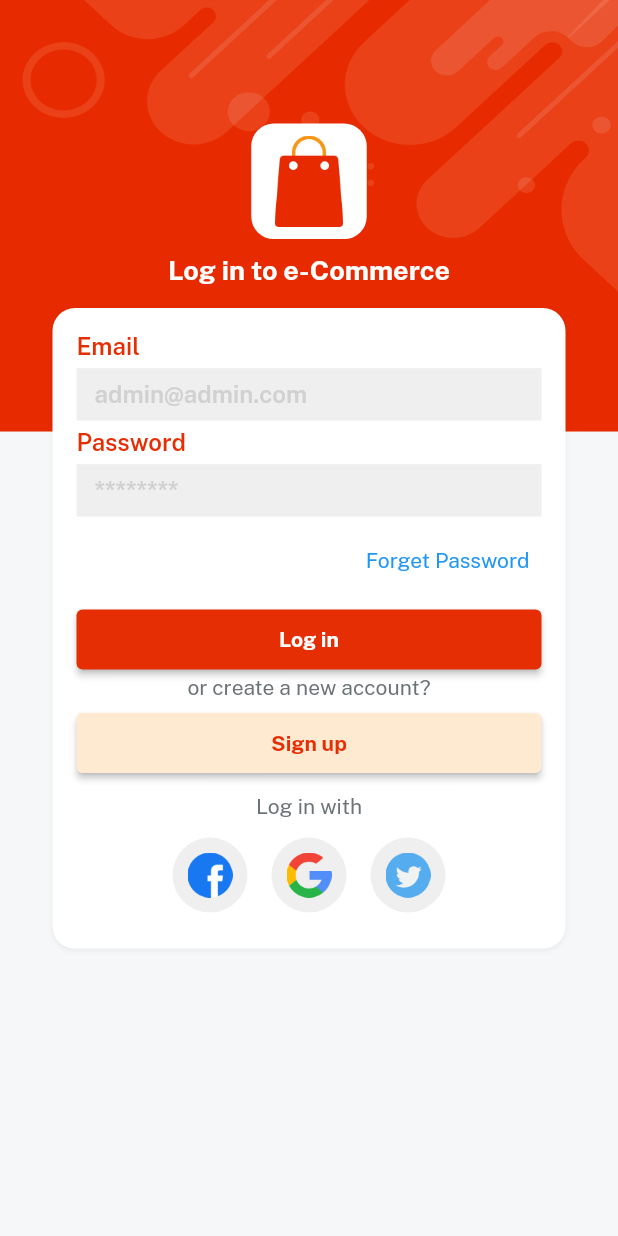
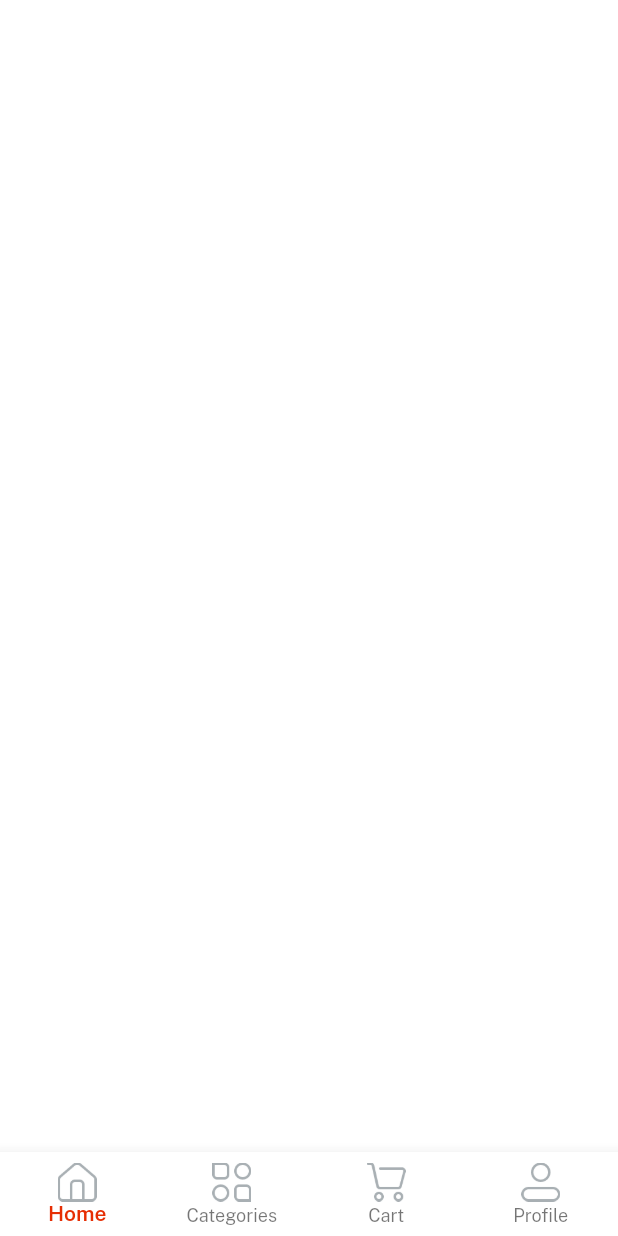
Before and after one commit to Aadi61/e_commerce_app, a Flutter app: the screen it shows after launch, after a tap on "Log in", on a phone screen of 412 x 824 dp. Run offline on Flutter 3.47's test engine with Material 2 defaults, Android fonts, the phone set to English and light mode, and no system bars; our stand-ins replace get, velocity_x.

Commit message:
some ui additions

```diff
--- /dev/null
+++ b/lib/controllers/home_screen_controller.dart
@@ -0,0 +1,6 @@
+import 'package:get/get.dart';
+
+class HomeScreenController extends GetxController{
+  var navIndex= 0.obs;
+
+}
--- a/lib/screens/auth_screen/login_screen.dart
+++ b/lib/screens/auth_screen/login_screen.dart
@@ -1,5 +1,6 @@
 import 'package:e_commerce/consts/consts.dart';
 import 'package:e_commerce/screens/auth_screen/signup_screen.dart';
+import 'package:e_commerce/screens/home_screen/home_screen.dart';
 import 'package:e_commerce/widgets/bg_widget.dart';
 import 'package:e_commerce/widgets/custom_textfield.dart';
 import 'package:e_commerce/widgets/logo_widget.dart';
@@ -32,7 +33,9 @@ class LoginScreen extends StatelessWidget {
                     alignment: Alignment.centerRight,
                     child: TextButton(onPressed:() {}, child: 'Forget Password'.text.make())),
                     5.heightBox,
-                    MyButton(title: 'Log in',color :redColor,textColor: whiteColor,onPress: (){}).box.width(context.screenWidth-50).make(),
+                    MyButton(title: 'Log in',color :redColor,textColor: whiteColor,onPress: (){
+                      Get.to(()=> HomeScreen());
+                    }).box.width(context.screenWidth-50).make(),
                     'or create a new account?'.text.color(fontGrey).make(),
                     5.heightBox,
                     MyButton(title: 'Sign up',color: lightGolden,textColor: redColor,onPress: (){
--- /dev/null
+++ b/lib/screens/home_screen/home_screen.dart
@@ -0,0 +1,35 @@
+import 'package:e_commerce/consts/colors.dart';
+import 'package:e_commerce/consts/consts.dart';
+import 'package:e_commerce/consts/images.dart';
+import 'package:e_commerce/controllers/home_screen_controller.dart';
+import 'package:flutter/material.dart';
+import 'package:get/get.dart';
+
+class HomeScreen extends StatelessWidget {
+  const HomeScreen({super.key});
+  @override
+  Widget build(BuildContext context) {
+    var controller= Get.put(HomeScreenController());
+    var itemsList=[
+      BottomNavigationBarItem(icon: Image.asset(icHome,width: 26,), label: "Home"),
+      BottomNavigationBarItem(icon: Image.asset(icCategories,width: 26,), label: "Categories"),
+      BottomNavigationBarItem(icon: Image.asset(icCart,width: 26,), label: "Cart"),
+      BottomNavigationBarItem(icon: Image.asset(icProfile,width: 26,), label: "Profile"),
+    ];
+    return Scaffold(
+      body: Container(),
+      bottomNavigationBar: Obx(()=>
+        BottomNavigationBar(
+          currentIndex: controller.navIndex.value,
+          onTap: (value) {
+            controller.navIndex.value=value;
+          },
+          selectedItemColor: redColor,
+          selectedLabelStyle: const TextStyle(fontFamily: semibold),
+          type: BottomNavigationBarType.fixed,
+          backgroundColor: whiteColor,
+          items: itemsList),
+      ),
+    );
+  }
+}
```
Also changed, not shown: lib/screens/auth_screen/signup_screen.dart (+15 -2 lines).
